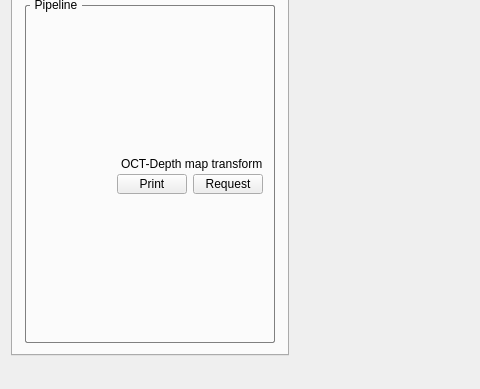
1danielcoelho/OCT_overlay, file form.ui: the form before one commit; both pictures show x 0 to 480 and y 438 to 827 of the 996 by 827 pixel window.
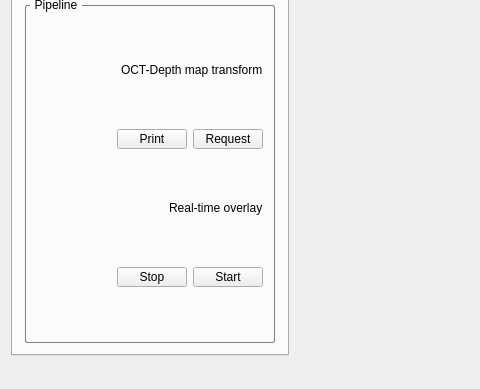
The form after the commit. Custom widgets are drawn as their Qt base class.

```diff
--- a/form.ui
+++ b/form.ui
@@ -2761,12 +2761,7 @@
            </property>
            <layout class="QGridLayout" name="gridLayout_11">
             <item row="0" column="0">
-             <layout class="QVBoxLayout" name="verticalLayout_6">
-              <property name="spacing">
-               <number>0</number>
-              </property>
-              <item>
-               <layout class="QHBoxLayout" name="horizontalLayout_12">
+             <layout class="QHBoxLayout" name="horizontalLayout_23">
                 <item>
                  <spacer name="horizontalSpacer_13">
                   <property name="orientation">
@@ -2795,7 +2790,7 @@
                 </item>
                </layout>
               </item>
-              <item>
+            <item row="1" column="0">
                <layout class="QHBoxLayout" name="horizontalLayout_13">
                 <item>
                  <spacer name="horizontalSpacer_14">
@@ -2861,6 +2856,101 @@
                  </widget>
                 </item>
                </layout>
+            </item>
+            <item row="2" column="0">
+             <layout class="QHBoxLayout" name="horizontalLayout_12">
+              <item>
+               <spacer name="horizontalSpacer_18">
+                <property name="orientation">
+                 <enum>Qt::Horizontal</enum>
+                </property>
+                <property name="sizeHint" stdset="0">
+                 <size>
+                  <width>68</width>
+                  <height>20</height>
+                 </size>
+                </property>
+               </spacer>
+              </item>
+              <item>
+               <widget class="QLabel" name="over_real_time_label">
+                <property name="maximumSize">
+                 <size>
+                  <width>16777215</width>
+                  <height>14</height>
+                 </size>
+                </property>
+                <property name="text">
+                 <string>Real-time overlay</string>
+                </property>
+               </widget>
+              </item>
+             </layout>
+            </item>
+            <item row="3" column="0">
+             <layout class="QHBoxLayout" name="horizontalLayout_22">
+              <item>
+               <spacer name="horizontalSpacer_16">
+                <property name="orientation">
+                 <enum>Qt::Horizontal</enum>
+                </property>
+                <property name="sizeHint" stdset="0">
+                 <size>
+                  <width>40</width>
+                  <height>20</height>
+                 </size>
+                </property>
+               </spacer>
+              </item>
+              <item>
+               <widget class="QPushButton" name="over_stop_button">
+                <property name="sizePolicy">
+                 <sizepolicy hsizetype="Fixed" vsizetype="Fixed">
+                  <horstretch>0</horstretch>
+                  <verstretch>0</verstretch>
+                 </sizepolicy>
+                </property>
+                <property name="minimumSize">
+                 <size>
+                  <width>70</width>
+                  <height>20</height>
+                 </size>
+                </property>
+                <property name="maximumSize">
+                 <size>
+                  <width>70</width>
+                  <height>20</height>
+                 </size>
+                </property>
+                <property name="text">
+                 <string>Stop</string>
+                </property>
+               </widget>
+              </item>
+              <item>
+               <widget class="QPushButton" name="over_start_button">
+                <property name="sizePolicy">
+                 <sizepolicy hsizetype="Fixed" vsizetype="Fixed">
+                  <horstretch>0</horstretch>
+                  <verstretch>0</verstretch>
+                 </sizepolicy>
+                </property>
+                <property name="minimumSize">
+                 <size>
+                  <width>70</width>
+                  <height>20</height>
+                 </size>
+                </property>
+                <property name="maximumSize">
+                 <size>
+                  <width>70</width>
+                  <height>20</height>
+                 </size>
+                </property>
+                <property name="text">
+                 <string>Start</string>
+                </property>
+               </widget>
               </item>
              </layout>
             </item>
```
Left out of the diff: 2 changed lines with no effect on the pictures. Lines whose indentation alone changed are shown as unchanged.
